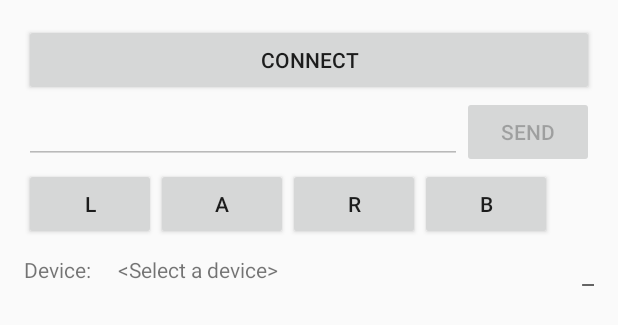
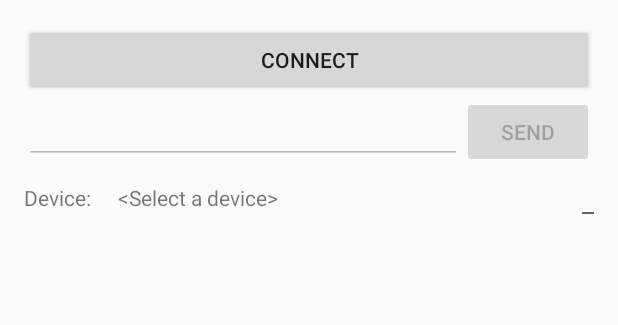
Before and after one commit to vanessavj/HapticDirection, an Android app: the layout activity_main.xml on its own in the app's theme, with its tools: preview values and no code run, on a phone screen of 412 x 824 dp. Shown: the top 325 px of the screen. Run offline under Robolectric (Android 15) with nearby library versions, the phone set to English and light mode, and no system bars.

Commit message:
put the direction buttons into separate fragment

```diff
--- a/app/src/main/res/layout/activity_main.xml
+++ b/app/src/main/res/layout/activity_main.xml
@@ -45,42 +45,6 @@
 
     </LinearLayout>
 
-    <LinearLayout
-        android:layout_width="match_parent"
-        android:layout_height="wrap_content"
-        android:orientation="horizontal">
-
-        <Button
-            android:id="@+id/left"
-            android:tag="l"
-            android:layout_width="wrap_content"
-            android:layout_height="wrap_content"
-            android:text="L"
-            android:onClick="ButtonPressed"/>
-
-        <Button
-            android:id="@+id/ahead"
-            android:tag="a"
-            android:layout_width="wrap_content"
-            android:layout_height="wrap_content"
-            android:text="A"
-            android:onClick="ButtonPressed"/>
-        <Button
-            android:id="@+id/right"
-            android:tag="r"
-            android:layout_width="wrap_content"
-            android:layout_height="wrap_content"
-            android:text="R"
-            android:onClick="ButtonPressed"/>
-        <Button
-            android:id="@+id/behind"
-            android:tag="b"
-            android:layout_width="wrap_content"
-            android:layout_height="wrap_content"
-            android:text="B"
-            android:onClick="ButtonPressed"/>
-    </LinearLayout>
-
     <RelativeLayout
         android:id="@+id/RelativeLayout1"
         android:layout_width="match_parent"
@@ -119,6 +83,7 @@
     </RelativeLayout>
 
 
+
     <FrameLayout
         android:layout_width="match_parent"
         android:layout_height="match_parent"
```
Also changed, not shown: app/src/main/java/com/example/linux/hapticdirection/FragmentTest.java (added, +18 -0 lines), app/src/main/java/com/example/linux/hapticdirection/MainActivity.java (+14 -0 lines), app/src/main/res/layout/fragment_map.xml (+6 -1 lines), app/src/main/res/layout/fragment_test.xml (added, +48 -0 lines).
